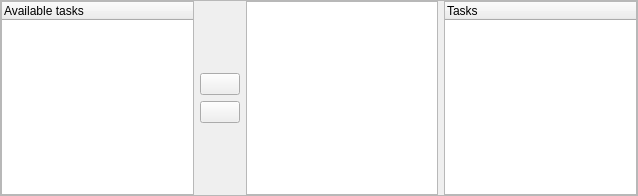
KDE/calligra, file kplato/libs/ui/kptperteditor.ui: the form before one commit.
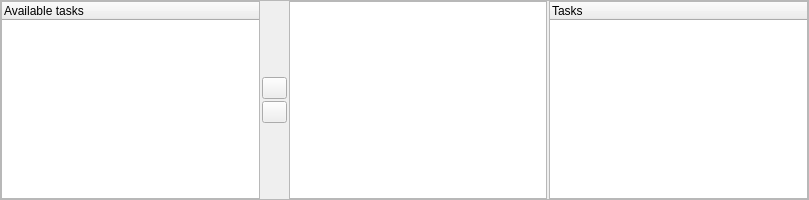
The form after the commit. Custom widgets are drawn as their Qt base class.

Commit message: Small cosmetic fixes to perteditor.

Diff of the .ui file:
```diff
--- a/kplato/libs/ui/kptperteditor.ui
+++ b/kplato/libs/ui/kptperteditor.ui
@@ -5,21 +5,12 @@
    <rect>
     <x>0</x>
     <y>0</y>
-    <width>638</width>
-    <height>196</height>
+    <width>809</width>
+    <height>200</height>
    </rect>
   </property>
-  <layout class="QVBoxLayout" >
-   <property name="leftMargin" >
-    <number>0</number>
-   </property>
-   <property name="topMargin" >
-    <number>0</number>
-   </property>
-   <property name="rightMargin" >
-    <number>0</number>
-   </property>
-   <property name="bottomMargin" >
+  <layout class="QVBoxLayout" name="verticalLayout" >
+   <property name="margin" >
     <number>0</number>
    </property>
    <item>
@@ -30,18 +21,14 @@
      <property name="frameShadow" >
       <enum>QFrame::Sunken</enum>
      </property>
-     <layout class="QHBoxLayout" >
-      <property name="leftMargin" >
+     <layout class="QHBoxLayout" name="horizontalLayout_2" >
+      <property name="margin" >
        <number>0</number>
       </property>
-      <property name="topMargin" >
-       <number>0</number>
-      </property>
-      <property name="rightMargin" >
-       <number>0</number>
-      </property>
-      <property name="bottomMargin" >
-       <number>0</number>
+      <item>
+       <layout class="QHBoxLayout" name="horizontalLayout" >
+        <property name="spacing" >
+         <number>2</number>
       </property>
       <item>
        <widget class="QTreeWidget" name="available" >
@@ -69,6 +56,18 @@
         </item>
         <item>
          <widget class="QPushButton" name="addBtn" >
+            <property name="sizePolicy" >
+             <sizepolicy vsizetype="Fixed" hsizetype="Fixed" >
+              <horstretch>0</horstretch>
+              <verstretch>0</verstretch>
+             </sizepolicy>
+            </property>
+            <property name="maximumSize" >
+             <size>
+              <width>25</width>
+              <height>25</height>
+             </size>
+            </property>
           <property name="toolTip" >
            <string>Add required task</string>
           </property>
@@ -79,6 +78,12 @@
         </item>
         <item>
          <widget class="QPushButton" name="removeBtn" >
+            <property name="maximumSize" >
+             <size>
+              <width>25</width>
+              <height>25</height>
+             </size>
+            </property>
           <property name="toolTip" >
            <string>Remove required task</string>
           </property>
@@ -113,6 +118,8 @@
          </property>
         </column>
        </widget>
+        </item>
+       </layout>
       </item>
      </layout>
     </widget>
```
Left out of the diff: 4 changed lines with no effect on the pictures. Lines whose indentation alone changed are shown as unchanged. The commit also changes 2 other files.
